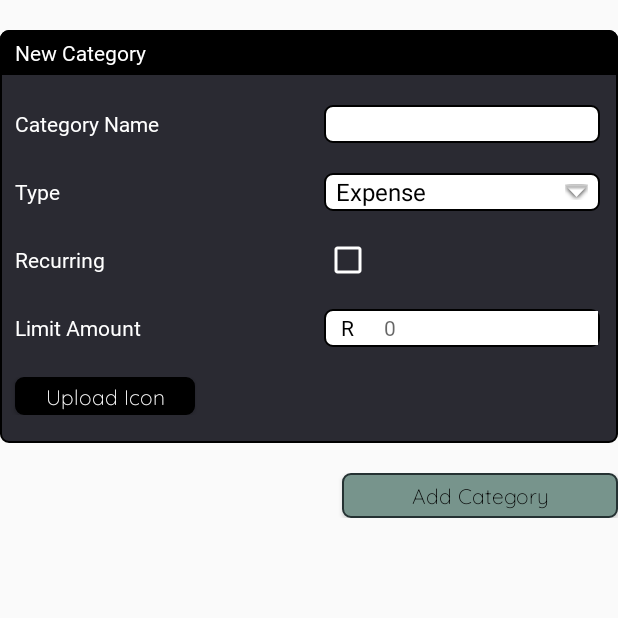
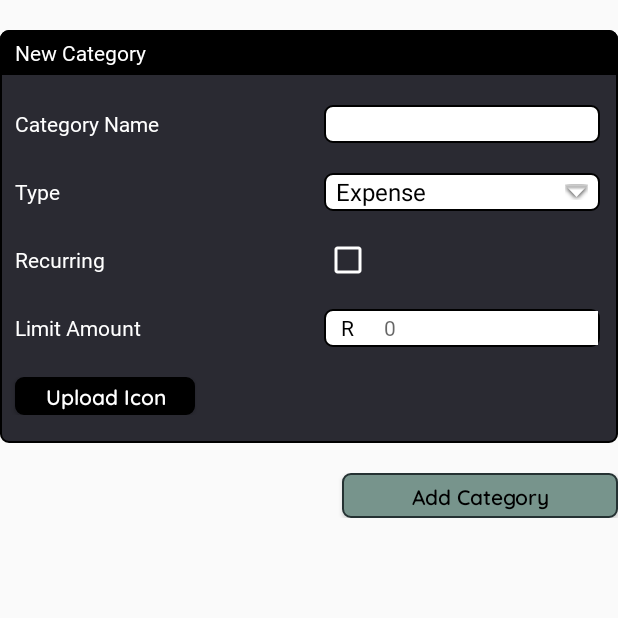
Before and after one commit to mzhala/WealthForge, an Android app: the fragment CategoriesFragment shown on its own in the app's theme, on a phone screen of 412 x 824 dp, the top half of it. Run offline under Robolectric (Android 15) with nearby library versions, the phone set to English and light mode, and no system bars; our stand-ins replace Room's generated code.

Commit message:
cleanup: cleaned up pages and updated buttons style

```diff
--- a/app/src/main/res/layout/fragment_categories.xml
+++ b/app/src/main/res/layout/fragment_categories.xml
@@ -1,14 +1,16 @@
-<?xml version="1.0" encoding="utf-8"?>
-<LinearLayout xmlns:android="http://schemas.android.com/apk/res/android"
+<ScrollView xmlns:android="http://schemas.android.com/apk/res/android"
     xmlns:app="http://schemas.android.com/apk/res-auto"
     xmlns:tools="http://schemas.android.com/tools"
     android:layout_width="match_parent"
     android:layout_height="match_parent"
-    android:orientation="vertical"
-    android:paddingLeft="0dp"
-    android:paddingTop="0dp"
-    android:paddingRight="0dp"
     tools:context=".CategoriesFragment">
+
+
+    <LinearLayout
+        android:layout_width="match_parent"
+        android:layout_height="wrap_content"
+        android:orientation="vertical"
+        android:padding="0dp">
 
     <!-- New Category Card-->
     <LinearLayout
@@ -238,8 +240,7 @@
         android:layout_width="match_parent"
         android:layout_height="wrap_content"
         android:layout_marginTop="20dp"
-        android:clipToPadding="false"
-        android:scrollbars="vertical" />
+        android:clipToPadding="false" />
 
-
-</LinearLayout>
+    </LinearLayout>
+</ScrollView>
--- a/app/src/main/res/layout/fragment_transaction_history.xml
+++ b/app/src/main/res/layout/fragment_transaction_history.xml
@@ -95,9 +95,9 @@
     <androidx.recyclerview.widget.RecyclerView
         android:id="@+id/recyclerView"
         android:layout_width="match_parent"
-        android:layout_height="wrap_content"
+        android:layout_height="0dp"
+        android:layout_weight="1"
         android:layout_marginTop="20dp"
         android:clipToPadding="false"
-        android:scrollbars="vertical"
-        />
+        android:scrollbars="vertical" />
 </LinearLayout>
--- a/app/src/main/res/values/style.xml
+++ b/app/src/main/res/values/style.xml
@@ -9,7 +9,7 @@
         <item name="android:paddingBottom">0dp</item>
         <item name="android:textSize">14sp</item>
         <item name="android:textAllCaps">false</item>
-        <item name="android:fontFamily">@font/quicksand</item>
+        <item name="android:fontFamily">@font/quicksand_semibold</item>
     </style>
 
     <style name="CardButtonStyle" parent="Widget.AppCompat.Button">
@@ -21,7 +21,7 @@
         <item name="android:paddingBottom">0dp</item>
         <item name="android:textSize">14sp</item>
         <item name="android:textAllCaps">false</item>
-        <item name="android:fontFamily">@font/quicksand</item>
+        <item name="android:fontFamily">@font/quicksand_semibold</item>
     </style>
 
     <style name="WhiteButtonStyle" parent="Widget.AppCompat.Button">
@@ -33,7 +33,7 @@
         <item name="android:paddingBottom">0dp</item>
         <item name="android:textSize">14sp</item>
         <item name="android:textAllCaps">false</item>
-        <item name="android:fontFamily">@font/quicksand</item>
+        <item name="android:fontFamily">@font/quicksand_semibold</item>
     </style>
 
     <style name="LabelStyle">
```
Also changed, not shown: app/src/main/res/layout/fragment_budget.xml (+10 -7 lines).
